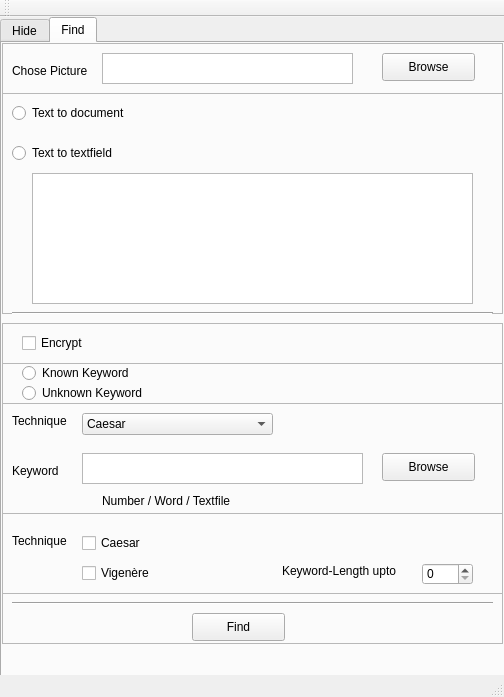
Above: difftests.ui from HAW-AI/Steganography before the change. Below: the same form after it.
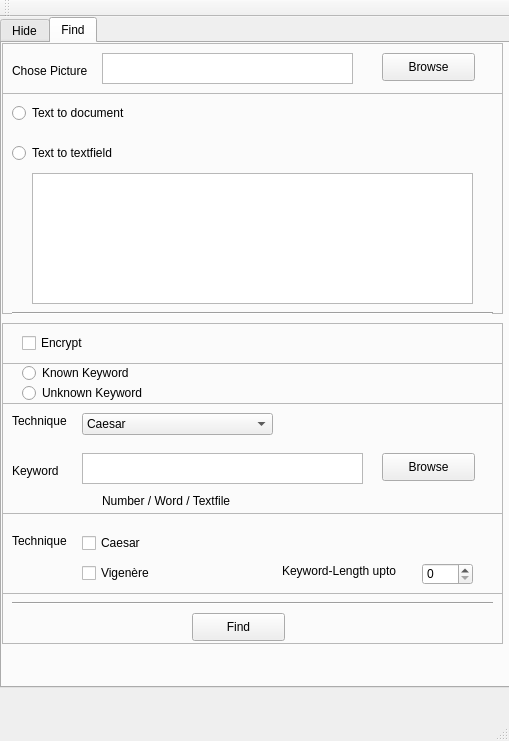
That is the form after the change. The open tabs and pages were chosen to show the change.

Patch:
```diff
--- a/difftests.ui
+++ b/difftests.ui
@@ -6,8 +6,8 @@
    <rect>
     <x>0</x>
     <y>0</y>
-    <width>504</width>
-    <height>697</height>
+    <width>509</width>
+    <height>741</height>
    </rect>
   </property>
   <property name="windowTitle">
@@ -656,7 +656,7 @@
         <x>0</x>
         <y>320</y>
         <width>501</width>
-        <height>41</height>
+        <height>231</height>
        </rect>
       </property>
       <property name="frameShape">
```
Left out of the diff: 212 changed lines with no effect on the pictures. Lines whose indentation alone changed are shown as unchanged.
